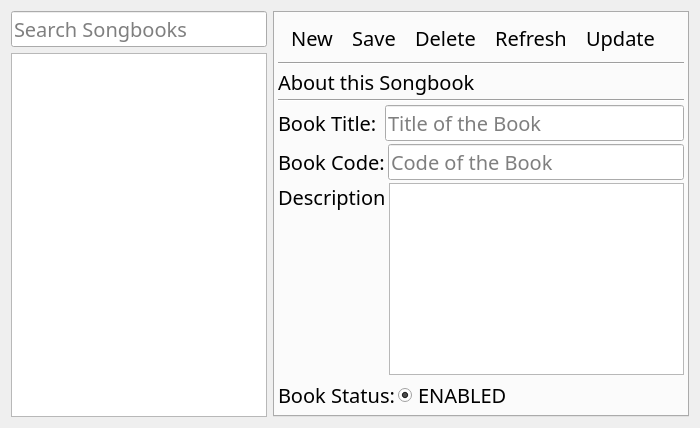
AppSmata/vSongBook4pc, file src/AppSongbooks.ui: the form before one commit.
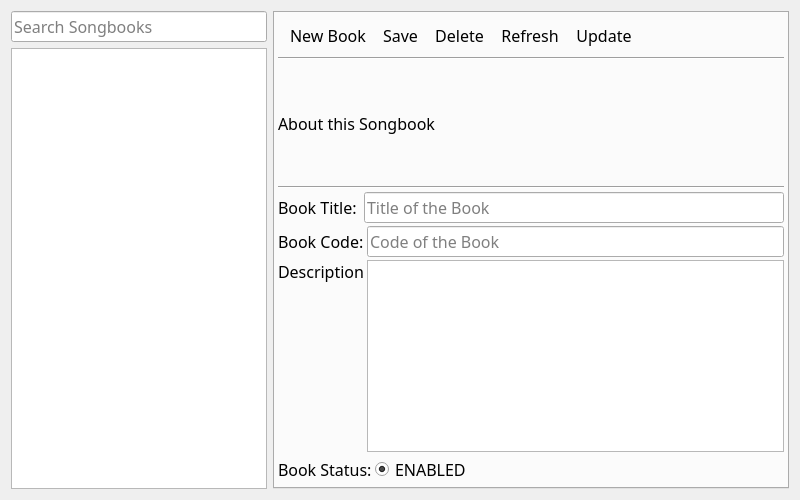
The form after the commit. Icons and pictures are not drawn.

```diff
--- a/src/AppSongbooks.ui
+++ b/src/AppSongbooks.ui
@@ -6,14 +6,14 @@
    <rect>
     <x>0</x>
     <y>0</y>
-    <width>700</width>
-    <height>408</height>
+    <width>800</width>
+    <height>500</height>
    </rect>
   </property>
   <property name="font">
    <font>
     <family>Trebuchet MS</family>
-    <pointsize>15</pointsize>
+    <pointsize>12</pointsize>
    </font>
   </property>
   <property name="windowTitle">
@@ -45,7 +45,7 @@
          <property name="font">
           <font>
            <family>Trebuchet MS</family>
-           <pointsize>15</pointsize>
+           <pointsize>12</pointsize>
           </font>
          </property>
          <property name="inputMask">
@@ -132,7 +132,7 @@
           <property name="font">
            <font>
             <family>Trebuchet MS</family>
-            <pointsize>15</pointsize>
+            <pointsize>12</pointsize>
             <weight>50</weight>
             <bold>false</bold>
            </font>
@@ -167,6 +167,14 @@
                <verstretch>0</verstretch>
               </sizepolicy>
              </property>
+             <property name="font">
+              <font>
+               <family>Trebuchet MS</family>
+               <pointsize>12</pointsize>
+               <weight>50</weight>
+               <bold>false</bold>
+              </font>
+             </property>
              <property name="windowTitle">
               <string notr="true">toolBar1</string>
              </property>
@@ -324,7 +332,7 @@
      <normaloff>:/icons/field_add</normaloff>:/icons/field_add</iconset>
    </property>
    <property name="text">
-    <string>New</string>
+    <string>New Book</string>
    </property>
   </action>
   <action name="actionSave">
```
